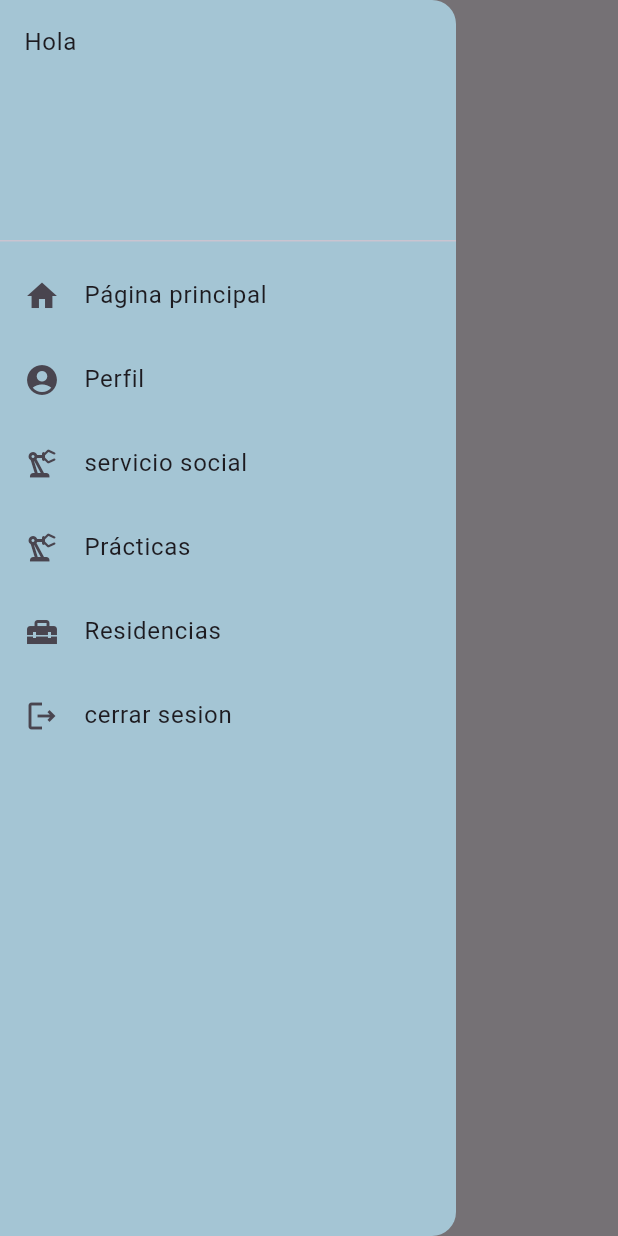
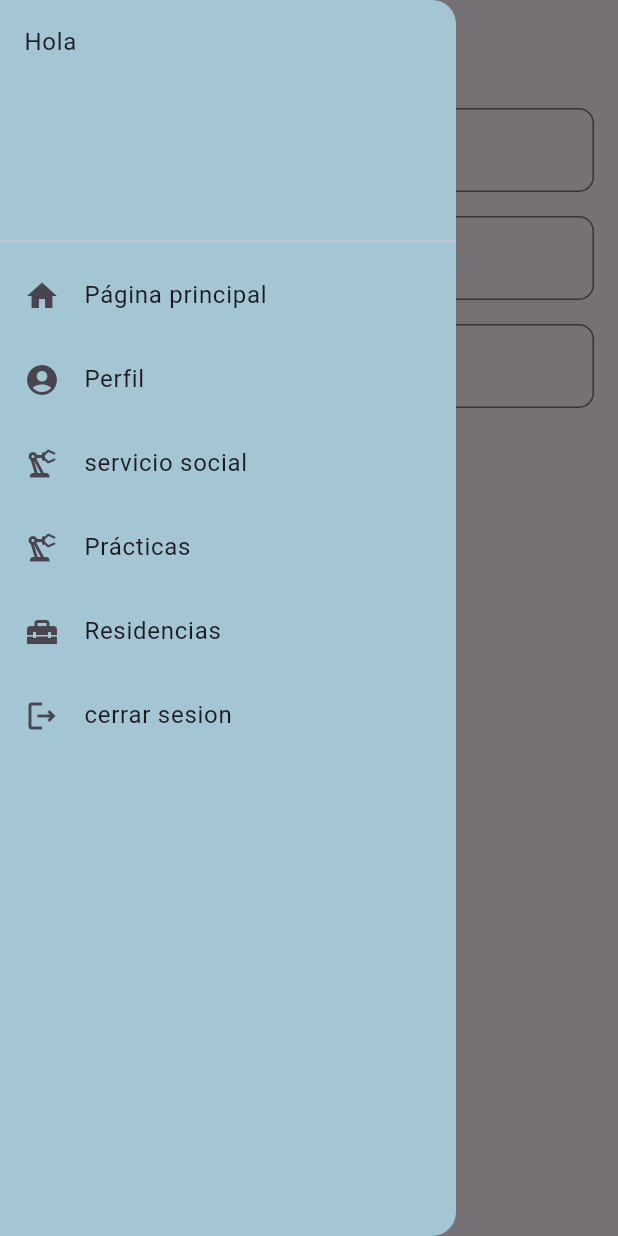
Before and after one commit to Hector-Y-SM/etiss, a Flutter app: the ProfileData screen opened directly, with the side drawer open, on a phone screen of 412 x 824 dp. Run offline on Flutter 3.47's test engine with Material 3 defaults, Android fonts, the phone set to English and light mode, and no system bars; our stand-ins replace cloud_firestore, firebase_auth, firebase_core, google_fonts; accounts and stored records are empty.

Commit message:
update profile data

```diff
--- a/lib/screens/profile_data.dart
+++ b/lib/screens/profile_data.dart
@@ -1,3 +1,5 @@
+import 'package:app/models/auth_service.dart';
+import 'package:app/screens/home.dart';
 import 'package:app/widgets/custom_drawer.dart';
 import 'package:flutter/material.dart';
 
@@ -9,12 +11,119 @@ class ProfileData extends StatefulWidget {
 }
 
 class _ProfileDataState extends State<ProfileData> {
+  final _formKey = GlobalKey<FormState>();
+  final _nameController = TextEditingController();
+  final _lastNameController = TextEditingController();
+  final _emailController = TextEditingController();
+  bool isLoading = true;
+
+  @override
+  void initState() {
+    super.initState();
+    _loadUserProfile();
+  }
+
+  // Método para cargar los datos del perfil
+  Future<void> _loadUserProfile() async {
+    var profile = await authService.value.getUserProfile();
+
+    if (profile != null) {
+      setState(() {
+        _nameController.text = profile['name'];
+        _lastNameController.text = profile['lastName'];
+        _emailController.text = profile['email'];
+        isLoading = false;
+      });
+    }
+  }
+
   @override
   Widget build(BuildContext context) {
     return Scaffold(
-      appBar: AppBar(),
+      appBar: AppBar(title: const Text("Perfil")),
       drawer: const CustomDrawer(),
-      body: Center(child: Text("datos del usuario")),
+      body: isLoading
+          ? const Center(child: CircularProgressIndicator())
+          : Padding(
+              padding: const EdgeInsets.all(16.0),
+              child: Form(
+                key: _formKey,
+                child: Column(
+                  children: [
+                    TextFormField(
+                      controller: _nameController,
+                      decoration: InputDecoration(
+                        labelText: 'Nombre',
+                        border: OutlineInputBorder(
+                          borderRadius: BorderRadius.circular(10),
+                        ),
+                      ),
+                      validator: (value) {
+                        if (value == null || value.isEmpty) {
+                          return 'Por favor ingresa tu nombre';
+                        }
+                        return null;
+                      },
+                    ),
+                    const SizedBox(height: 16),
+                    TextFormField(
+                      controller: _lastNameController,
+                      decoration: InputDecoration(
+                        labelText: 'Apellido',
+                        border: OutlineInputBorder(
+                          borderRadius: BorderRadius.circular(10),
+                        ),
+                      ),
+                      validator: (value) {
+                        if (value == null || value.isEmpty) {
+                          return 'Por favor ingresa tu apellido';
+                        }
+                        return null;
+                      },
+                    ),
+                    const SizedBox(height: 16),
+                    TextFormField(
+                      controller: _emailController,
+                      decoration: InputDecoration(
+                        labelText: 'Correo electrónico',
+                        border: OutlineInputBorder(
+                          borderRadius: BorderRadius.circular(10),
+                        ),
+                      ),
+                      readOnly: true, // El correo no se puede modificar
+                    ),
+                    const SizedBox(height: 24),
+                    ElevatedButton(
+                      onPressed: () async {
+                        if (_formKey.currentState!.validate()) {
+                          try {
+                            await authService.value.updateUserProfile(
+                              name: _nameController.text,
+                              lastName: _lastNameController.text,
+                              email: _emailController.text,
+                            );
+
+                            ScaffoldMessenger.of(context).showSnackBar(
+                              const SnackBar(content: Text('Perfil actualizado correctamente')),
+                            );
+
+                            Navigator.pushReplacement(
+                              context,
+                              MaterialPageRoute(builder: (context) => Home()),
+                            );
+                          } catch (e) {
+                            ScaffoldMessenger.of(context).showSnackBar(
+                              SnackBar(content: Text(e.toString())),
+                            );
+                          }
+                        }
+                      },
+                      child: const Text("Actualizar"),
+                    ),
+                  ],
+                ),
+              ),
+            ),
     );
   }
 }
--- a/lib/screens/register.dart
+++ b/lib/screens/register.dart
@@ -12,7 +12,7 @@ class RegisterScreen extends StatelessWidget {
       backgroundColor: const Color.fromRGBO(157, 169, 186, 1),
       body: Padding(
         padding: const EdgeInsets.all(16.0),
-        child: RegisterForm(),
+        child: RegisterForm(nameDefault: "", lastDefault: "", email: ""),
       ),
     );
   }
```
Also changed, not shown: lib/models/auth_service.dart (+48 -3 lines), lib/widgets/auth/register/register_form.dart (+13 -0 lines).
